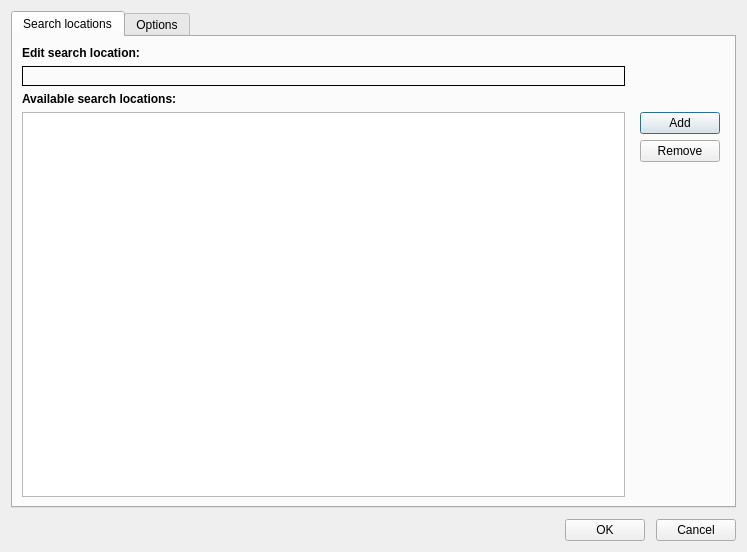
The window that SettingsDialog.ui (otengler/CodeBeagle) describes before a commit, drawn with Qt 5.
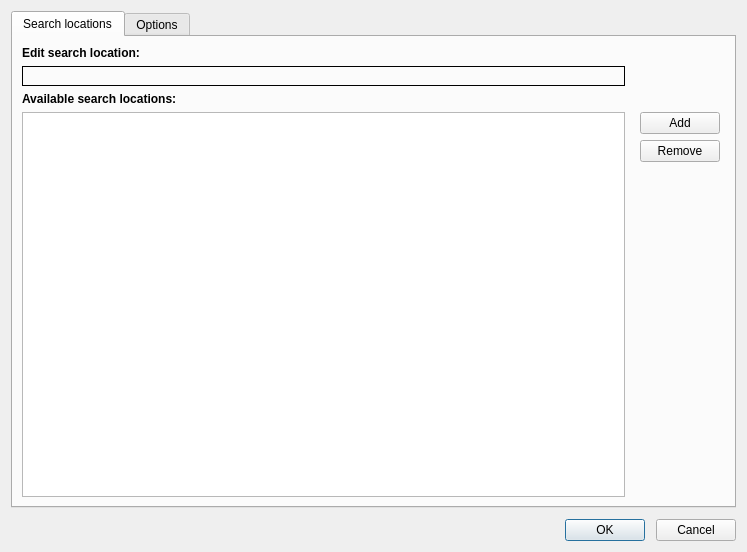
The same window after the commit. Custom widgets are drawn as their Qt base class.

Diff of the .ui file:
```diff
--- a/SettingsDialog.ui
+++ b/SettingsDialog.ui
@@ -170,6 +170,9 @@
        <property name="text">
         <string>OK</string>
        </property>
+       <property name="default">
+        <bool>true</bool>
+       </property>
       </widget>
      </item>
      <item>
```
